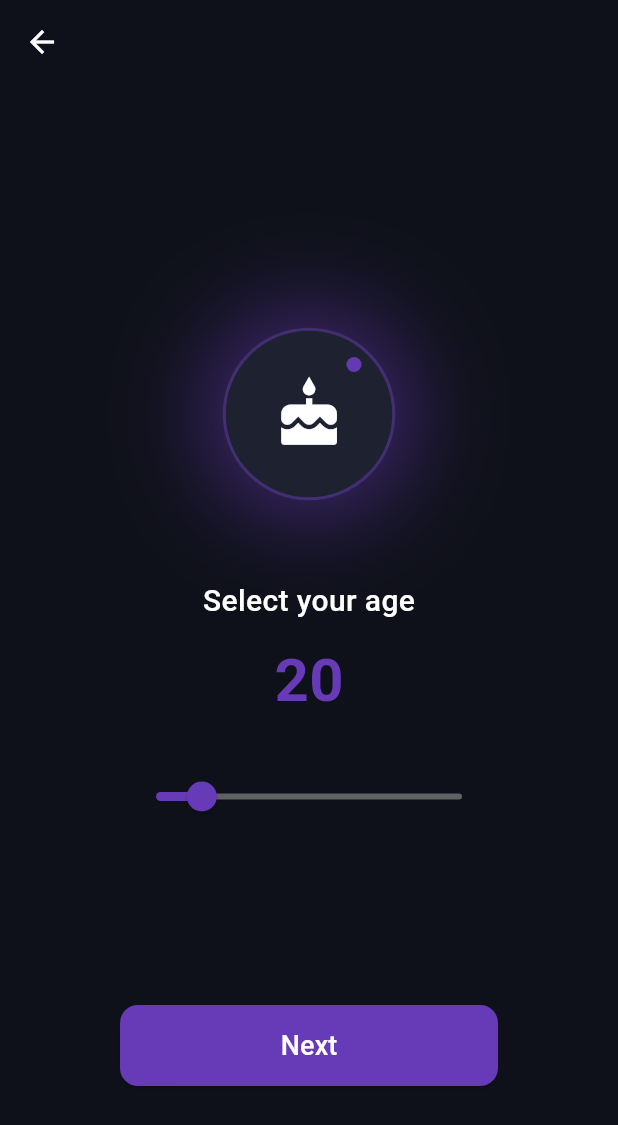
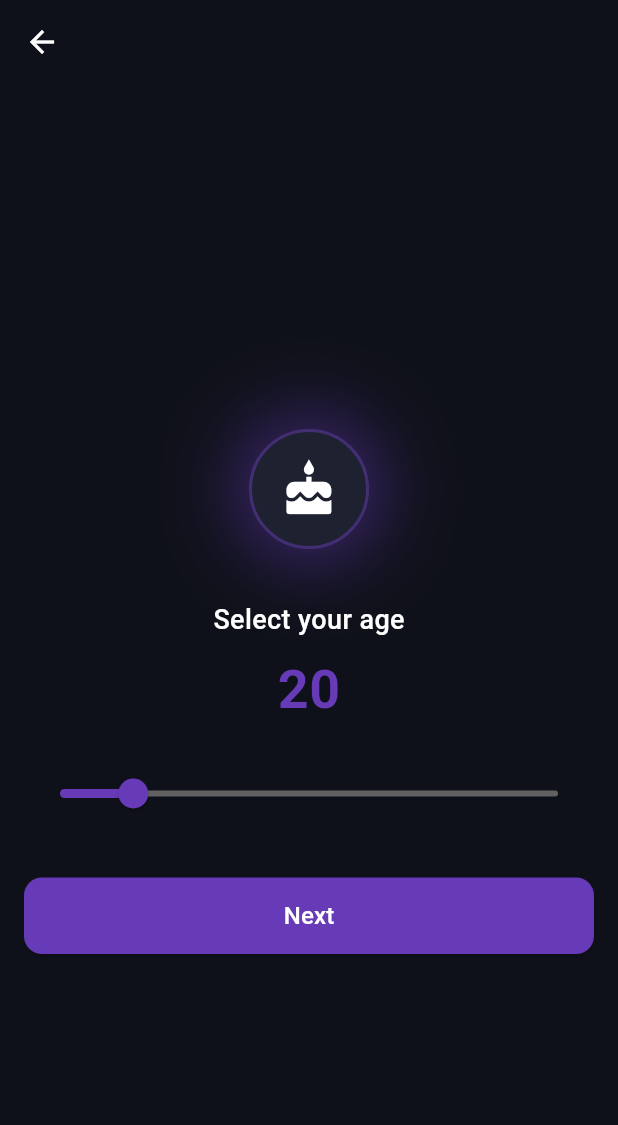
Before and after one commit to Marwan-Mohamed14/AI_Fittness_Trainer, a Flutter app: the AgeScreen screen opened by its route, on a phone screen of 412 x 824 dp. Shown: the top 1125 px of the screen. Run offline on Flutter 3.47's test engine with Material 3 defaults, Android fonts, the phone set to English and light mode, and no system bars; our stand-ins replace flutter_dotenv, flutter_map, flutter_screenutil, geolocator, get, latlong2 and 3 more; accounts and stored records are empty.

Commit message:
editing age responsive

```diff
--- a/lib/screens/UserDataPages/AgeScreen.dart
+++ b/lib/screens/UserDataPages/AgeScreen.dart
@@ -53,63 +53,60 @@ class _AgeScreenState extends State<AgeScreen>
 
   @override
 Widget build(BuildContext context) {
+  final padding = Responsive.padding(context);
 
-   final double screenPadding = Responsive.padding(context);
-    final double sectionFontSize = Responsive.fontSize(context, mobile: 12, tablet: 14, desktop: 16);
-    final double titleFontSize = Responsive.fontSize(context, mobile: 24, tablet: 26, desktop: 28);
-    final double buttonFontSize = Responsive.fontSize(context, mobile: 14, tablet: 16, desktop: 18);
-    final double iconSize = Responsive.fontSize(context, mobile: 20, tablet: 22, desktop: 24);
-    final double exerciseIconSize = Responsive.fontSize(context, mobile: 20, tablet: 22, desktop: 24);
-    final double boxPadding = Responsive.padding(context) / 2;
-    final double cardRadius = Responsive.fontSize(context, mobile: 12, tablet: 14, desktop: 16);
-    final double cardSpacing = Responsive.fontSize(context, mobile: 12, tablet: 14, desktop: 16);
-    final double smallSpacing = Responsive.fontSize(context, mobile: 6, tablet: 8, desktop: 10);
-    final double largeSpacing = Responsive.fontSize(context, mobile: 20, tablet: 24, desktop: 28);
-    final double iconCircleSize = Responsive.fontSize(context, mobile: 40, tablet: 44, desktop: 48);
-    final double tutorialFontSize = Responsive.fontSize(context, mobile: 10, tablet: 12, desktop: 14);
+  final titleSize =
+      Responsive.fontSize(context, mobile: 18, tablet: 20, desktop: 22);
+  final ageSize =
+      Responsive.fontSize(context, mobile: 36, tablet: 40, desktop: 44);
+  final iconSize =
+      Responsive.fontSize(context, mobile: 36, tablet: 40, desktop: 45);
+  final circleSize =
+      Responsive.fontSize(context, mobile: 100, tablet: 120, desktop: 140);
 
   return Scaffold(
     backgroundColor: const Color(0xFF0F111A),
     appBar: AppBar(
       backgroundColor: Colors.transparent,
       elevation: 0,
-        iconTheme: IconThemeData(color: Colors.white),
+      iconTheme: const IconThemeData(color: Colors.white),
     ),
-      body: Padding(
-        padding: const EdgeInsets.all(80),
+    body: SafeArea(
+      child: SingleChildScrollView(
+        padding: EdgeInsets.all(padding),
+        child: ConstrainedBox(
+          constraints: BoxConstraints(
+            minHeight: MediaQuery.of(context).size.height -
+                kToolbarHeight -
+                MediaQuery.of(context).padding.top,
+          ),
           child: Column(
             mainAxisAlignment: MainAxisAlignment.center,
             children: [
-            const SizedBox(height: 70),
-
 
               AnimatedBuilder(
                 animation: _animController,
-              builder: (context, child) {
+                builder: (_, __) {
                   return Stack(
                     alignment: Alignment.center,
                     children: [
-
                       Container(
-                      width: 140,
-                      height: 140,
+                        width: circleSize,
+                        height: circleSize,
                         decoration: BoxDecoration(
                           shape: BoxShape.circle,
                           boxShadow: [
                             BoxShadow(
                               color: Colors.deepPurple.withOpacity(
                                   _fadeAnimation.value * 0.5),
-                            blurRadius: 50,
-                            spreadRadius: 2,
+                              blurRadius: 40,
                             ),
                           ],
                         ),
                       ),
-
-
                       Container(
-                      width: 115,
-                      height: 115,
+                        width: circleSize * 0.8,
+                        height: circleSize * 0.8,
                         decoration: BoxDecoration(
                           shape: BoxShape.circle,
                           color: const Color(0xFF1E2230),
@@ -119,25 +116,12 @@ class _AgeScreenState extends State<AgeScreen>
                           ),
                         ),
                       ),
-
-
                       Transform.scale(
                         scale: _scaleAnimation.value,
-                      child: const Icon(
+                        child: Icon(
                           Icons.cake,
-                        size: 45,
+                          size: iconSize,
                           color: Colors.white,
-                      ),
-                    ),
-
-
-                    Positioned(
-                      top: 32,
-                      right: 35,
-                      child: CircleAvatar(
-                        radius: 5,
-                        backgroundColor:
-                            Colors.deepPurple.withOpacity(_fadeAnimation.value),
                         ),
                       ),
                     ],
@@ -145,30 +129,31 @@ class _AgeScreenState extends State<AgeScreen>
                 },
               ),
 
-            const SizedBox(height: 40),
+              const SizedBox(height: 24),
 
 
-            const Text(
+              Text(
                 "Select your age",
                 style: TextStyle(
-                fontSize: 20,
+                  fontSize: titleSize,
                   color: Colors.white,
                   fontWeight: FontWeight.w500,
                 ),
               ),
 
-            const SizedBox(height: 10),
+              const SizedBox(height: 8),
+
 
               Text(
                 _age.toInt().toString(),
-              style: const TextStyle(
-                fontSize: 40,
+                style: TextStyle(
+                  fontSize: ageSize,
                   color: Colors.deepPurple,
                   fontWeight: FontWeight.bold,
                 ),
               ),
 
-            const SizedBox(height: 25),
+              const SizedBox(height: 20),
 
 
               Slider(
@@ -178,19 +163,17 @@ class _AgeScreenState extends State<AgeScreen>
                 divisions: 70,
                 activeColor: Colors.deepPurple,
                 inactiveColor: Colors.grey.shade700,
-              label: _age.toInt().toString(),
                 onChanged: (value) {
-                setState(() {
-                  _age = value;
-                });
+                  setState(() => _age = value);
                 },
               ),
 
-            const Spacer(),
+              const SizedBox(height: 32),
 
 
-            Obx(() => SizedBox(
-              width: double.infinity,
+              Obx(
+                () => SizedBox(
+                  width: Responsive.isDesktop(context) ? 400 : double.infinity,
                   child: ElevatedButton(
                     style: ElevatedButton.styleFrom(
                       backgroundColor: Colors.deepPurple,
@@ -202,10 +185,7 @@ class _AgeScreenState extends State<AgeScreen>
                     onPressed: profileController.isLoading.value
                         ? null
                         : () async {
-
                             await profileController.saveAge(_age.toInt());
-//Get.to(() => const GenderScreen());
-
                           },
                     child: profileController.isLoading.value
                         ? const SizedBox(
@@ -218,13 +198,15 @@ class _AgeScreenState extends State<AgeScreen>
                           )
                         : const Text(
                             "Next",
-                        style: TextStyle(fontSize: 18, color: Colors.white),
+                            style:
+                                TextStyle(fontSize: 16, color: Colors.white),
                           ),
                   ),
-            )),
-
-            const SizedBox(height: 20),
+                ),
+              ),
             ],
+          ),
+        ),
       ),
     ),
   );
```
Lines whose indentation alone changed are shown as unchanged.
